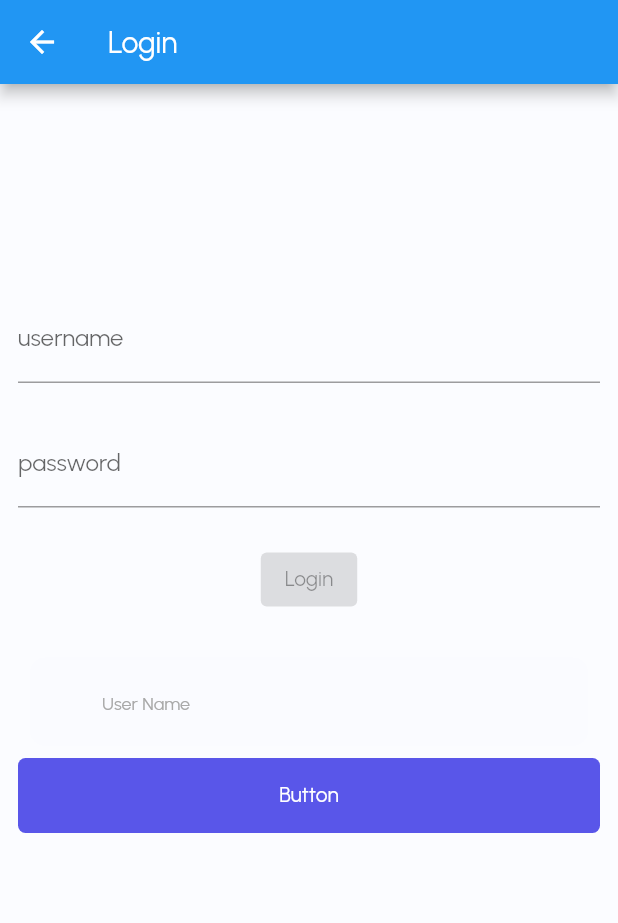
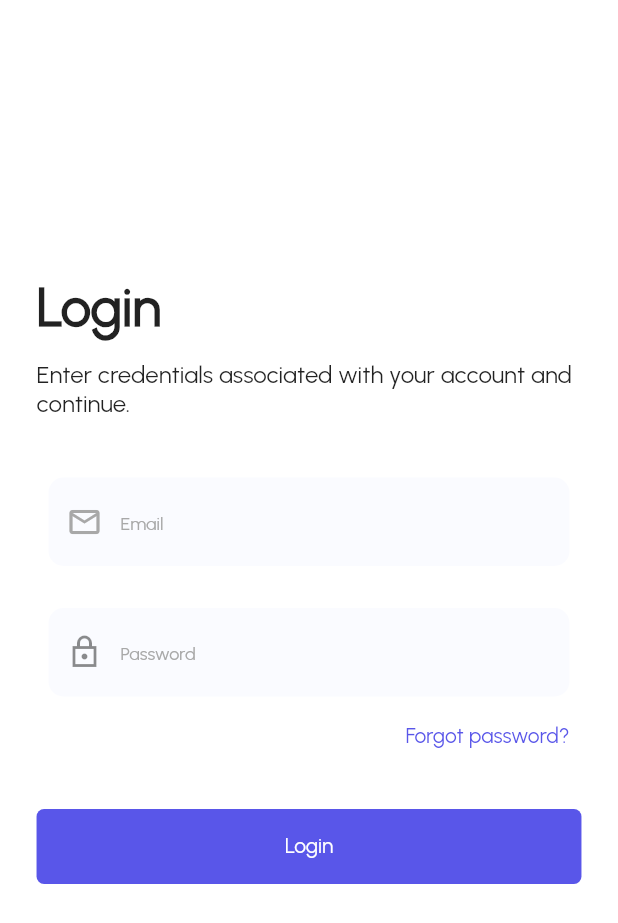
Before and after one commit to nattigy/portal.a2sv, a Flutter app: the LoginPage screen opened by its route, on a phone screen of 412 x 824 dp. Shown: the top 923 px of the screen. Run offline on Flutter 3.47's test engine with Material 2 defaults, Android fonts, the phone set to English and light mode, and no system bars; our stand-ins replace bloc, csc_picker, dotted_border, dropdown_button2, equatable, file_picker and 6 more; accounts and stored records are empty; project files that could hold a hidden picture were left out.

Commit message:
[Mobile] ui changes in login page, use the custom input field and button

```diff
--- a/a2sv_portal_mobile/lib/app/app_view.dart
+++ b/a2sv_portal_mobile/lib/app/app_view.dart
@@ -6,6 +6,7 @@ import 'package:flutter_bloc/flutter_bloc.dart';
 import '../utils/router_generator.dart';
 import 'auth/bloc/auth/auth.bloc.dart';
 import 'auth/data/auth.repository.dart';
+import 'auth/screens/login.page.dart';
 import 'home/home.page.dart';
 import 'onboarding/screens/onboard_screen.dart';
 import 'students/screens/stats_detail_page.dart';
@@ -37,29 +38,28 @@ class _AppViewState extends State<AppView> {
         // return StatsDetailPage();
         // return SingleUser();
         // return OnBoardingPage();
+        // return StatsDetailPage();
+        // return HomePage();
+
         return BlocListener<AuthenticationBloc, AuthenticationState>(
           listener: (context, state) {
             switch (state.status) {
+              case AuthenticationStatus.authenticated:
+                _navigator.pushAndRemoveUntil<void>(
+                  HomePage.route(),
+                  (route) => false,
+                );
+                break;
               case AuthenticationStatus.unauthenticated:
                 _navigator.pushAndRemoveUntil<void>(
-                 StatsDetailPage.route(),
+                  LoginPage.route(),
                   (route) => false,
                 );
-                // _navigator.pushAndRemoveUntil<void>(
-                //   HomePage.route(),
-                //   (route) => false,
-                // );
                 break;
-              // case AuthenticationStatus.unauthenticated:
-              //   _navigator.pushAndRemoveUntil<void>(
-              //     LoginPage.route(),
-              //     (route) => false,
-              //   );
-              //   break;
               case AuthenticationStatus.firstUse:
                 _navigator.pushAndRemoveUntil<void>(
                   StatsDetailPage.route(),
-                      (route) => false,
+                  (route) => false,
                 );
                 // _navigator.pushAndRemoveUntil<void>(
                 //   OnBoardingPage.route(),
--- a/a2sv_portal_mobile/lib/app/auth/screens/login.page.dart
+++ b/a2sv_portal_mobile/lib/app/auth/screens/login.page.dart
@@ -15,7 +15,7 @@ class LoginPage extends StatelessWidget {
   @override
   Widget build(BuildContext context) {
     return Scaffold(
-      appBar: AppBar(title: const Text('Login')),
+      backgroundColor: Colors.white,
       body: Padding(
         padding: const EdgeInsets.all(12),
         child: BlocProvider(
--- a/a2sv_portal_mobile/lib/app/auth/screens/login_form.dart
+++ b/a2sv_portal_mobile/lib/app/auth/screens/login_form.dart
@@ -1,3 +1,4 @@
+import 'package:a2sv_portal_mobile/utils/custom_colors.dart';
 import 'package:flutter/material.dart';
 import 'package:flutter_bloc/flutter_bloc.dart';
 import 'package:formz/formz.dart';
@@ -23,29 +24,58 @@ class LoginForm extends StatelessWidget {
       },
       child: Align(
         alignment: const Alignment(0, -1 / 3),
+        child: Padding(
+          padding: EdgeInsets.symmetric(
+              horizontal: MediaQuery.of(context).size.width * 0.03),
+          child: SingleChildScrollView(
             child: Column(
               mainAxisSize: MainAxisSize.min,
               children: [
+                const SizedBox(height: 60),
+                const Align(
+                  alignment: Alignment.topLeft,
+                  child: Text(
+                    "Login",
+                    style: TextStyle(
+                      fontSize: 36,
+                      fontWeight: FontWeight.w700,
+                    ),
+                  ),
+                ),
+                const SizedBox(height: 14),
+                const Align(
+                  alignment: Alignment.topLeft,
+                  child: Text(
+                    "Enter credentials associated with your account and continue.",
+                    style: TextStyle(
+                      fontSize: 16,
+                      fontWeight: FontWeight.w500,
+                    ),
+                  ),
+                ),
+                const SizedBox(height: 32),
                 _UsernameInput(),
-            const Padding(padding: EdgeInsets.all(12)),
+                const SizedBox(height: 12),
                 _PasswordInput(),
-            const Padding(padding: EdgeInsets.all(12)),
+                const SizedBox(height: 10),
+                GestureDetector(
+                  onTap: () {},
+                  child: Padding(
+                    padding: const EdgeInsets.only(right: 8),
+                    child: Align(
+                      alignment: Alignment.centerRight,
+                      child: Text(
+                        "Forgot password?",
+                        style: TextStyle(color: CustomColors.primaryColor),
+                      ),
+                    ),
+                  ),
+                ),
+                const SizedBox(height: 40),
                 _LoginButton(),
-            Container(
-              margin: EdgeInsets.symmetric(vertical: 10),
+              ],
             ),
-            MainInputField(
-              placeHolder: "User Name",
-              color: Color.fromRGBO(250, 251, 255, 1),
-              onChanged: () {},
-              // iconData: Icons.person,
           ),
-            MainButton(
-              title: "Button",
-              color: Color.fromRGBO(89, 86, 233, 1),
-              onClick: () {},
-            ),
-          ],
         ),
       ),
     );
@@ -58,14 +88,17 @@ class _UsernameInput extends StatelessWidget {
     return BlocBuilder<LoginBloc, LoginState>(
       buildWhen: (previous, current) => previous.username != current.username,
       builder: (context, state) {
-        return TextField(
+        return MainInputField(
           key: const Key('loginForm_usernameInput_textField'),
+          placeHolder: "Email",
+          iconData: Icons.email_outlined,
+          iconColor: CustomColors.veryLightTextColor,
+          color: const Color.fromRGBO(250, 251, 255, 1),
+          fillColor: CustomColors.fieldBackgroundColor,
           onChanged: (username) =>
               context.read<LoginBloc>().add(LoginUsernameChanged(username)),
-          decoration: InputDecoration(
-            labelText: 'username',
-            errorText: state.username.invalid ? 'invalid username' : null,
-          ),
+          formzInput: state.username,
+          customErrorText: "Invalid email",
         );
       },
     );
@@ -78,15 +111,17 @@ class _PasswordInput extends StatelessWidget {
     return BlocBuilder<LoginBloc, LoginState>(
       buildWhen: (previous, current) => previous.password != current.password,
       builder: (context, state) {
-        return TextField(
+        return MainInputField(
           key: const Key('loginForm_passwordInput_textField'),
+          placeHolder: "Password",
+          iconData: Icons.lock_outline_sharp,
+          color: const Color.fromRGBO(250, 251, 255, 1),
+          fillColor: CustomColors.fieldBackgroundColor,
           onChanged: (password) =>
               context.read<LoginBloc>().add(LoginPasswordChanged(password)),
           obscureText: true,
-          decoration: InputDecoration(
-            labelText: 'password',
-            errorText: state.password.invalid ? 'invalid password' : null,
-          ),
+          formzInput: state.password,
+          customErrorText: "Invalid password",
         );
       },
     );
@@ -101,14 +136,15 @@ class _LoginButton extends StatelessWidget {
       builder: (context, state) {
         return state.status.isSubmissionInProgress
             ? const CircularProgressIndicator()
-            : ElevatedButton(
+            : MainButton(
                 key: const Key('loginForm_continue_raisedButton'),
-                onPressed: state.status.isValidated
+                title: "Login",
+                color: const Color.fromRGBO(89, 86, 233, 1),
+                onClick: state.status.isValidated
                     ? () {
                         context.read<LoginBloc>().add(const LoginSubmitted());
                       }
-                    : null,
-                child: const Text('Login'),
+                    : () {},
               );
       },
     );
```
Lines whose indentation alone changed are shown as unchanged.
